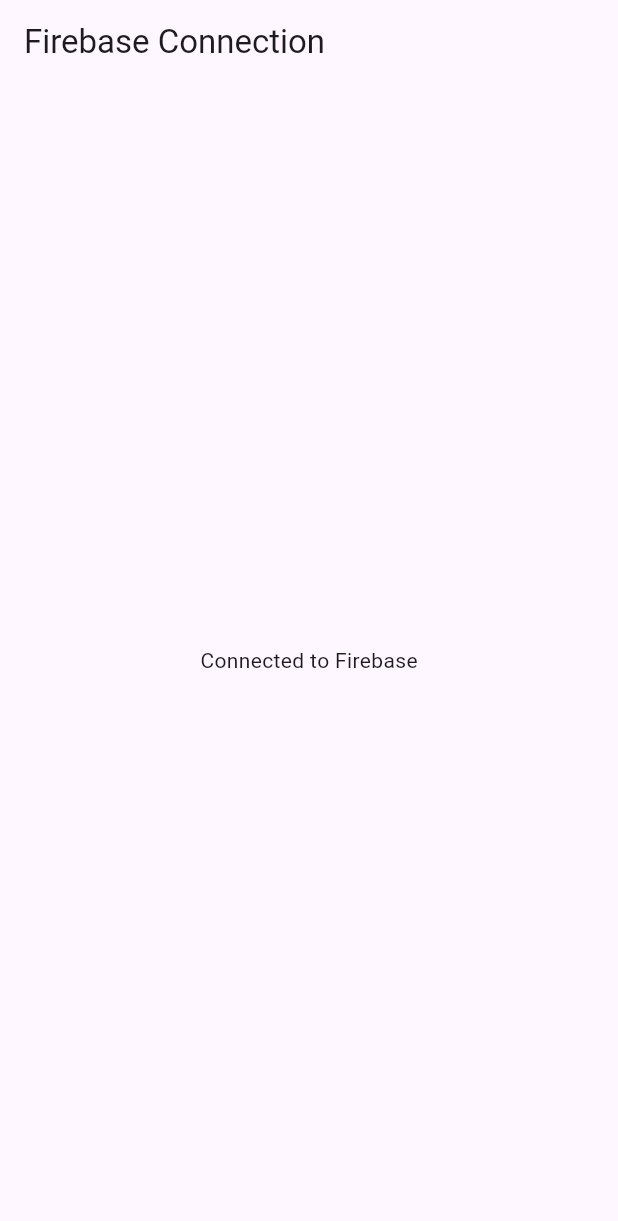
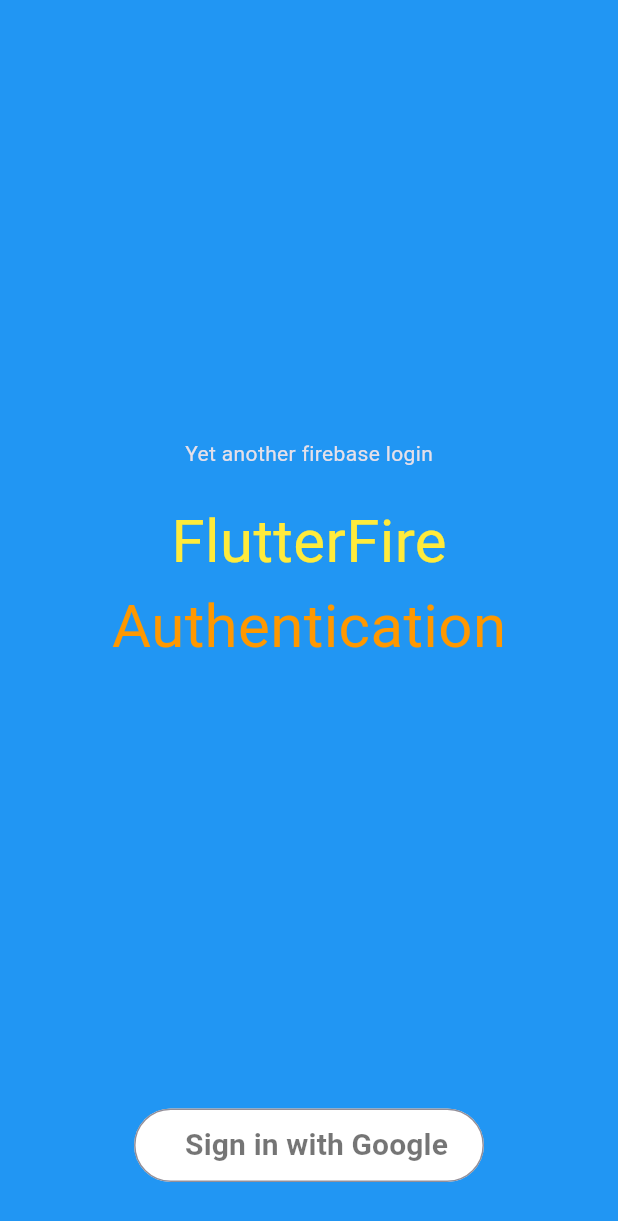
Before and after one commit to dkeithdj/fokkkus, a Flutter app: the screen it shows after launch, on a phone screen of 412 x 824 dp. Shown: the top 1221 px of the screen. Run offline on Flutter 3.47's test engine with Material 3 defaults, Android fonts, the light colour scheme and no system bars; our stand-ins replace cloud_firestore, firebase_auth, firebase_core, google_sign_in; accounts and stored records are empty.

Commit message:
:package: added category, note, user models, and auth services

```diff
--- /dev/null
+++ b/lib/components/google_sign_in_button.dart
@@ -0,0 +1,65 @@
+import 'package:flutter/material.dart';
+import 'package:fokkkus/services/authentication.dart';
+
+class GoogleSignInButton extends StatefulWidget {
+  const GoogleSignInButton({super.key});
+
+  @override
+  GoogleSignInButtonState createState() => GoogleSignInButtonState();
+}
+
+class GoogleSignInButtonState extends State<GoogleSignInButton> {
+  bool _isSigningIn = false;
+
+  @override
+  Widget build(BuildContext context) {
+    return Padding(
+      padding: const EdgeInsets.only(bottom: 16.0),
+      child: _isSigningIn
+          ? const CircularProgressIndicator(
+              valueColor: AlwaysStoppedAnimation<Color>(Colors.white),
+            )
+          : OutlinedButton(
+              style: ButtonStyle(
+                backgroundColor: MaterialStateProperty.all(Colors.white),
+                shape: MaterialStateProperty.all(
+                  RoundedRectangleBorder(
+                    borderRadius: BorderRadius.circular(40),
+                  ),
+                ),
+              ),
+              onPressed: () async {
+                setState(() {
+                  _isSigningIn = true;
+                });
+
+                Authentication().signInWithGoogle();
+
+                setState(() {
+                  _isSigningIn = false;
+                });
+              },
+              child: const Padding(
+                padding: EdgeInsets.fromLTRB(0, 10, 0, 10),
+                child: Row(
+                  mainAxisSize: MainAxisSize.min,
+                  mainAxisAlignment: MainAxisAlignment.center,
+                  children: <Widget>[
+                    Padding(
+                      padding: EdgeInsets.only(left: 10),
+                      child: Text(
+                        'Sign in with Google',
+                        style: TextStyle(
+                          fontSize: 20,
+                          color: Colors.black54,
+                          fontWeight: FontWeight.w600,
+                        ),
+                      ),
+                    )
+                  ],
+                ),
+              ),
+            ),
+    );
+  }
+}
--- a/lib/main.dart
+++ b/lib/main.dart
@@ -1,11 +1,15 @@
 import 'package:firebase_core/firebase_core.dart';
 import 'package:flutter/material.dart';
 import 'package:fokkkus/login_page.dart';
+import 'package:fokkkus/pages/auth_page.dart';
 import 'package:fokkkus/pages/home.dart';
+import 'package:fokkkus/pages/sign_in.dart';
 import 'firebase_options.dart';
+import "package:flutter/rendering.dart";
 
 void main() async {
   WidgetsFlutterBinding.ensureInitialized();
+  debugPaintSizeEnabled = false;
   await Firebase.initializeApp(
     options: DefaultFirebaseOptions.currentPlatform,
   );
@@ -19,10 +23,10 @@
   @override
   Widget build(BuildContext context) {
     return MaterialApp(
+        debugShowCheckedModeBanner: false,
         title: 'Fokkkus',
         theme: ThemeData(
-          primarySwatch: Colors.blue,
-        ),
-        home: const Home());
+            primarySwatch: Colors.indigo, brightness: Brightness.dark),
+        home: const AuthPage());
   }
 }
--- /dev/null
+++ b/lib/pages/auth_page.dart
@@ -0,0 +1,22 @@
+import 'package:firebase_auth/firebase_auth.dart';
+import 'package:flutter/material.dart';
+// import 'package:fokkkus/login_page.dart';
+import 'package:fokkkus/pages/home.dart';
+import 'package:fokkkus/pages/sign_in.dart';
+
+class AuthPage extends StatelessWidget {
+  const AuthPage({super.key});
+
+  @override
+  Widget build(BuildContext context) {
+    return Scaffold(
+        body: StreamBuilder(
+            stream: FirebaseAuth.instance.authStateChanges(),
+            builder: (context, snapshot) {
+              if (snapshot.hasData) {
+                return const HomePage();
+              }
+              return const SignInScreen();
+            }));
+  }
+}
--- a/lib/pages/home.dart
+++ b/lib/pages/home.dart
@@ -1,22 +1,93 @@
+import 'package:cloud_firestore/cloud_firestore.dart';
+import 'package:firebase_auth/firebase_auth.dart';
 import 'package:flutter/material.dart';
+import 'package:fokkkus/models/note.dart';
+import 'package:fokkkus/services/authentication.dart';
+import 'package:fokkkus/services/get_notes.dart';
 
-class Home extends StatefulWidget {
-  const Home({super.key});
+class HomePage extends StatefulWidget {
+  const HomePage({super.key});
 
   @override
-  State<Home> createState() => _HomeState();
+  State<HomePage> createState() => _HomePageState();
 }
 
-class _HomeState extends State<Home> {
+class _HomePageState extends State<HomePage> {
+  final user = FirebaseAuth.instance.currentUser!;
+  final fetchNotes = GetNotes();
+
   @override
   Widget build(BuildContext context) {
     return Scaffold(
-      appBar: AppBar(title: const Text("Firebase Connection")),
-      body: const Center(
-        child: Column(
-          mainAxisAlignment: MainAxisAlignment.center,
-          children: [Text('Connected to Firebase')],
-        ),
+      appBar: AppBar(
+        actions: [
+          IconButton(
+            icon: const Icon(Icons.logout),
+            onPressed: () {
+              Authentication().signOut();
+            },
+          )
+        ],
+      ),
+      body: Column(
+        children: [
+          const Text('Signed In'),
+          Text(user.displayName!),
+          ElevatedButton(
+              onPressed: () {
+                fetchNotes.addNotes("this is a new note", "shish");
+              },
+              child: Text("clickto add note")),
+          // StreamBuilder<QuerySnapshot>(
+          //     stream: fetchNotes.getNotes(),
+          //     builder: (context, snapshot) {
+          //       if (snapshot.hasError) {
+          //         return Text("Error: ${snapshot.error}");
+          //       } else if (snapshot.hasData) {
+          //         List notes = snapshot.data!.docs;
+          //         return Expanded(
+          //           child: ListView.builder(
+          //               itemCount: notes.length,
+          //               itemBuilder: (context, index) {
+          //                 DocumentSnapshot ds = notes[index];
+          //                 String docID = ds.id;
+          //                 Map<String, dynamic> data =
+          //                     ds.data() as Map<String, dynamic>;
+          //                 String title = data['title'];
+          //
+          //                 return ListTile(
+          //                     title: Text(title),
+          //                     trailing: Row(
+          //                         mainAxisSize: MainAxisSize.max,
+          //                         children: [
+          //                           IconButton(
+          //                               onPressed: () {},
+          //                               icon: const Icon(Icons.edit)),
+          //                           IconButton(
+          //                               onPressed: () {},
+          //                               icon: const Icon(Icons.delete))
+          //                         ]));
+          //               }),
+          //         );
+          //       } else {
+          //         return const Center(child: CircularProgressIndicator());
+          //       }
+          //     })
+          // list notes
+          //
+          // StreamBuilder<List<Note>>(
+          //     stream: GetNotes().getNotes(),
+          //     builder: (context, snapshot) {
+          //       if (snapshot.hasError) {
+          //         return Text("Error: ${snapshot.error}");
+          //       } else if (snapshot.hasData) {
+          //         final notes = snapshot.data!;
+          //         return ListView(children: notes.map(buildList.toList()));
+          //         } else {
+          //         return const Center(child: CircularProgressIndicator());
+          //       }
+          //     })
+        ],
       ),
     );
   }
--- /dev/null
+++ b/lib/pages/sign_in.dart
@@ -0,0 +1,56 @@
+import 'package:flutter/material.dart';
+import 'package:fokkkus/components/google_sign_in_button.dart';
+
+class SignInScreen extends StatelessWidget {
+  const SignInScreen({super.key});
+
+  @override
+  Widget build(BuildContext context) {
+    return const Scaffold(
+      backgroundColor: Colors.blue,
+      body: SafeArea(
+        child: Padding(
+          padding: EdgeInsets.only(
+            left: 16.0,
+            right: 16.0,
+            bottom: 20.0,
+          ),
+          child: Column(
+            mainAxisSize: MainAxisSize.max,
+            children: [
+              Row(),
+              Expanded(
+                child: Column(
+                  mainAxisSize: MainAxisSize.min,
+                  mainAxisAlignment: MainAxisAlignment.center,
+                  children: [
+                    Flexible(
+                      flex: 1,
+                      child: Text("Yet another firebase login"),
+                    ),
+                    SizedBox(height: 20),
+                    Text(
+                      'FlutterFire',
+                      style: TextStyle(
+                        color: Colors.yellow,
+                        fontSize: 40,
+                      ),
+                    ),
+                    Text(
+                      'Authentication',
+                      style: TextStyle(
+                        color: Colors.orange,
+                        fontSize: 40,
+                      ),
+                    ),
+                  ],
+                ),
+              ),
+              GoogleSignInButton(),
+            ],
+          ),
+        ),
+      ),
+    );
+  }
+}
```
Also changed, not shown: lib/login_page.dart (+17 -20 lines), lib/models/category.dart (added, +23 -0 lines), lib/models/note.dart (added, +23 -0 lines), lib/services/authentication.dart (added, +59 -0 lines), lib/services/get_categories.dart (added, +44 -0 lines), lib/services/get_notes.dart (added, +41 -0 lines), lib/services/user_services.dart (added, +10 -0 lines), 3 other files.
